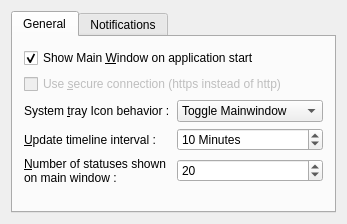
Above: src/prefs_base.ui from KDE/choqok before the change. Below: the same form after it.
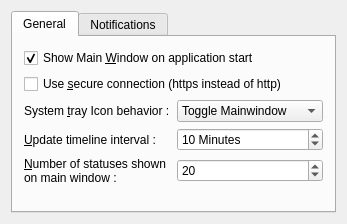
That is the form after the change. Custom widgets are drawn as their Qt base class.

The edit to the form file:
```diff
--- a/src/prefs_base.ui
+++ b/src/prefs_base.ui
@@ -131,10 +131,7 @@
        <item row="1" column="0" colspan="2" >
         <widget class="QCheckBox" name="kcfg_useSecureConnection" >
          <property name="enabled" >
-          <bool>false</bool>
-         </property>
-         <property name="toolTip" >
-          <string>Temporarily don't work.</string>
+          <bool>true</bool>
          </property>
          <property name="text" >
           <string>Use &amp;secure connection (https instead of http)</string>
```
